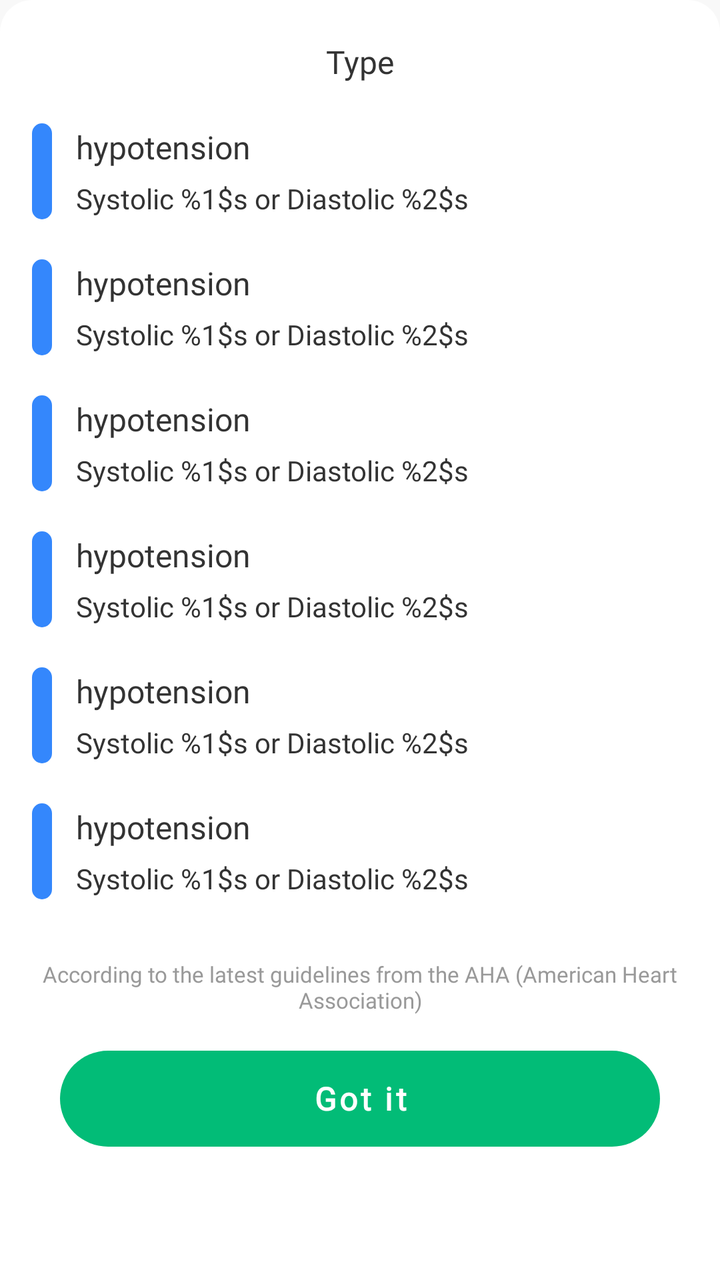
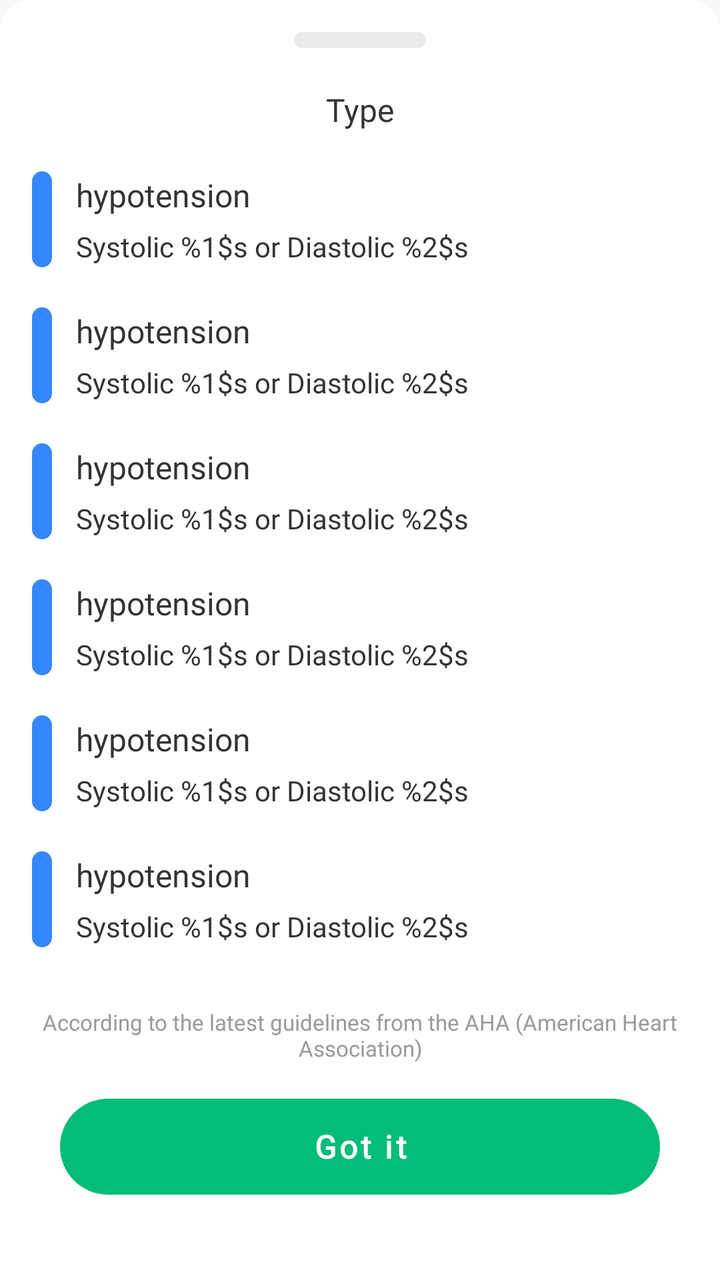

Compare the two renders of this Android layout. The source of the first and the diff that turns it into the second are given below.
<!-- AndroidManifest.xml: application theme AppTheme -->
<!-- res/layout/dialog_blood_pressure_leve.xml -->
<?xml version="1.0" encoding="utf-8"?>
<androidx.constraintlayout.widget.ConstraintLayout xmlns:android="http://schemas.android.com/apk/res/android"
    xmlns:app="http://schemas.android.com/apk/res-auto"
    android:layout_width="match_parent"
    android:layout_height="wrap_content"
    android:background="@drawable/bg_bottom_dialog"
    android:paddingBottom="@dimen/dp_16">

    <androidx.appcompat.widget.AppCompatTextView
        android:id="@+id/tv_title"
        style="@style/TextViewFont_RobotoBold"
        android:layout_width="wrap_content"
        android:layout_height="wrap_content"
        android:layout_marginTop="@dimen/dp_20"
        android:text="@string/type"
        android:textColor="@color/t1"
        android:textSize="@dimen/sp_16"
        app:layout_constraintEnd_toEndOf="parent"
        app:layout_constraintStart_toStartOf="parent"
        app:layout_constraintTop_toTopOf="parent" />

    <androidx.core.widget.NestedScrollView
        android:id="@+id/scrollView"
        android:layout_width="match_parent"
        android:layout_height="wrap_content"
        android:layout_marginTop="@dimen/dp_10"
        app:layout_constraintTop_toBottomOf="@id/tv_title">

        <androidx.appcompat.widget.LinearLayoutCompat
            android:layout_width="match_parent"
            android:layout_height="wrap_content"

            android:orientation="vertical"
            app:layout_constraintTop_toBottomOf="@id/tv_title">

            <include
                android:id="@+id/item_low"
                layout="@layout/item_blood_pressure_leve" />

            <include
                android:id="@+id/item_normal"
                layout="@layout/item_blood_pressure_leve" />

            <include
                android:id="@+id/item_elevated"
                layout="@layout/item_blood_pressure_leve" />

            <include
                android:id="@+id/item_stage_1"
                layout="@layout/item_blood_pressure_leve" />

            <include
                android:id="@+id/item_stage_2"
                layout="@layout/item_blood_pressure_leve" />

            <include
                android:id="@+id/item_stage_hypertensive_crisis"
                layout="@layout/item_blood_pressure_leve" />


            <androidx.appcompat.widget.AppCompatTextView
                android:id="@+id/tv_range_des"
                style="@style/TextViewFont_RobotoRegular"
                android:layout_width="wrap_content"
                android:layout_height="wrap_content"
                android:layout_marginTop="@dimen/dp_20"
                android:layout_marginBottom="@dimen/dp_18"
                android:layout_marginHorizontal="@dimen/dp_16"
                android:gravity="center"
                android:text="@string/bp_range_des"
                android:textColor="@color/color_999"
                android:textSize="@dimen/sp_11"
                app:layout_constraintBottom_toBottomOf="@id/v_flag"
                app:layout_constraintStart_toEndOf="@id/v_flag"
                app:layout_constraintTop_toBottomOf="@id/tv_leve" />

        </androidx.appcompat.widget.LinearLayoutCompat>

    </androidx.core.widget.NestedScrollView>

    <com.google.android.material.button.MaterialButton
        android:id="@+id/btn_save"
        style="@style/MaterialButton.b1"
        android:layout_width="0dp"
        android:layout_height="@dimen/dp_48"
        android:layout_marginHorizontal="@dimen/dp_30"
        android:text="@string/got_it"
        app:layout_constraintEnd_toEndOf="parent"
        app:layout_constraintStart_toStartOf="parent"
        app:layout_constraintTop_toBottomOf="@id/scrollView" />

</androidx.constraintlayout.widget.ConstraintLayout>
<!-- res/layout/item_blood_pressure_leve.xml (included above) -->
<?xml version="1.0" encoding="utf-8"?>
<androidx.constraintlayout.widget.ConstraintLayout xmlns:android="http://schemas.android.com/apk/res/android"
    xmlns:app="http://schemas.android.com/apk/res-auto"
    android:layout_width="match_parent"
    android:layout_height="wrap_content"
    android:paddingHorizontal="@dimen/dp_16"
    android:paddingVertical="@dimen/dp_10">

    <View
        android:id="@+id/v_flag"
        android:layout_width="@dimen/dp_10"
        android:layout_height="@dimen/dp_48"
        android:background="@drawable/bg_bp_hypotension"
        android:backgroundTint="@color/color_3487FC"
        app:layout_constraintStart_toStartOf="parent"
        app:layout_constraintTop_toTopOf="parent" />

    <androidx.appcompat.widget.AppCompatTextView
        android:id="@+id/tv_leve"
        style="@style/TextViewFont_RobotoRegular"
        android:layout_width="wrap_content"
        android:layout_height="wrap_content"
        android:layout_marginStart="@dimen/dp_12"
        android:text="@string/blood_pressure_level_low"
        android:textColor="@color/t1"
        android:textSize="@dimen/sp_16"
        app:layout_constraintBottom_toTopOf="@id/tv_value_range"
        app:layout_constraintStart_toEndOf="@id/v_flag"
        app:layout_constraintTop_toTopOf="@id/v_flag" />

    <androidx.appcompat.widget.AppCompatTextView
        android:id="@+id/tv_value_range"
        style="@style/TextViewFont_RobotoRegular"
        android:layout_width="wrap_content"
        android:layout_height="wrap_content"
        android:layout_marginStart="@dimen/dp_12"
        android:layout_marginTop="@dimen/dp_4"
        android:text="@string/blood_pressure_range_low_full"
        android:textColor="@color/t1"
        android:textSize="@dimen/sp_14"
        app:layout_constraintBottom_toBottomOf="@id/v_flag"
        app:layout_constraintStart_toEndOf="@id/v_flag"
        app:layout_constraintTop_toBottomOf="@id/tv_leve" />


</androidx.constraintlayout.widget.ConstraintLayout>
<!-- resources referenced by this layout -->
<resources>
  <color name="color_3487FC">#3487FC</color>
  <color name="color_999">#999999</color>
  <color name="t1">#333333</color>
  <dimen name="dp_10">10dp</dimen>
  <dimen name="dp_12">12dp</dimen>
  <dimen name="dp_16">16dp</dimen>
  <dimen name="dp_18">18dp</dimen>
  <dimen name="dp_20">20dp</dimen>
  <dimen name="dp_30">30dp</dimen>
  <dimen name="dp_4">4dp</dimen>
  <dimen name="dp_48">48dp</dimen>
  <dimen name="sp_11">11sp</dimen>
  <dimen name="sp_14">14sp</dimen>
  <dimen name="sp_16">16sp</dimen>
  <!-- drawable bg_bottom_dialog (drawable) -->
  <?xml version="1.0" encoding="utf-8"?>
  <shape xmlns:android="http://schemas.android.com/apk/res/android"
      android:shape="rectangle">
      <solid android:color="@color/white"/>
      <corners android:topLeftRadius="@dimen/dp_16" android:topRightRadius="@dimen/dp_16"/>
  
  </shape>
  <!-- drawable bg_bp_hypotension (drawable) -->
  <?xml version="1.0" encoding="utf-8"?>
  <shape xmlns:android="http://schemas.android.com/apk/res/android"
      android:shape="rectangle">
      <solid android:color="@color/color_3487FC"/>
      <corners android:radius="@dimen/dp_10"/>
  
  </shape>
  <string name="blood_pressure_level_low">hypotension</string>
  <string name="blood_pressure_range_low_full">Systolic %1$s or Diastolic %2$s</string>
  <string name="bp_range_des">According to the latest guidelines from the AHA (American Heart Association)</string>
  <string name="got_it">Got it</string>
  <string name="type">Type</string>
  <style name="MaterialButton.b1">
          <item name="android:fontFamily">@font/roboto_bold</item>
          <item name="fontFamily">@font/roboto_bold</item>
          <item name="android:textStyle">bold</item>
          <item name="android:textColor">@color/white</item>
          <item name="backgroundTint">@color/c5</item>
          <item name="rippleColor">@color/c5_8</item>
      </style>
  <style name="TextViewFont_RobotoBold">
          <item name="android:fontFamily">@font/roboto_bold</item>
          <item name="fontFamily">@font/roboto_bold</item>
      </style>
  <style name="TextViewFont_RobotoRegular">
          <item name="android:fontFamily">@font/roboto_regular</item>
          <item name="fontFamily">@font/roboto_regular</item>
      </style>
  <style name="AppTheme" parent="@style/Theme.MaterialComponents.Light.NoActionBar">
          <item name="colorAccent">@color/colorAccent</item>
          <item name="colorControlHighlight">@color/color_tap_ripple</item>
          <item name="colorPrimary">@color/colorPrimary</item>
          <item name="colorPrimaryDark">@color/colorPrimaryDark</item>
          <item name="toolbarNavigationButtonStyle">@style/toolbar_nav_button</item>
          <item name="windowActionBar">false</item>
          <item name="windowNoTitle">true</item>
          <item name="android:windowBackground">@color/bg_window</item>
  
      </style>
  <color name="white">#FFFFFF</color>
  <color name="c5">#02BC77</color>
  <color name="c5_8">#5DD4A8</color>
  <color name="colorAccent">@color/c5</color>
  <color name="color_tap_ripple">@color/transparent10</color>
  <color name="colorPrimary">@color/c1</color>
  <color name="colorPrimaryDark">@color/c1</color>
  <style name="toolbar_nav_button" parent="@style/Widget.AppCompat.Toolbar.Button.Navigation">
          <item name="android:paddingLeft">@dimen/nav_button_margin</item>
          <item name="android:paddingRight">@dimen/nav_button_margin</item>
          <item name="android:minWidth">56dp</item>
      </style>
  <color name="bg_window">#f8f8f8</color>
  <color name="transparent10">#1A000000</color>
  <color name="c1">@color/white</color>
  <dimen name="nav_button_margin">@dimen/dp_16</dimen>
</resources>

<!-- the commit's change to res/layout/dialog_blood_pressure_leve.xml (unified diff, before → after) -->
@@ -5,6 +5,16 @@
     android:layout_height="wrap_content"
     android:background="@drawable/bg_bottom_dialog"
     android:paddingBottom="@dimen/dp_16">
+
+    <View
+        android:id="@+id/v_bar"
+        android:layout_width="@dimen/dp_66"
+        android:layout_height="@dimen/dp_8"
+        android:layout_marginTop="@dimen/dp_16"
+        android:background="@drawable/bg_dialog_bar"
+        app:layout_constraintEnd_toEndOf="parent"
+        app:layout_constraintStart_toStartOf="parent"
+        app:layout_constraintTop_toTopOf="parent" />
 
     <androidx.appcompat.widget.AppCompatTextView
         android:id="@+id/tv_title"
@@ -17,7 +27,7 @@
         android:textSize="@dimen/sp_16"
         app:layout_constraintEnd_toEndOf="parent"
         app:layout_constraintStart_toStartOf="parent"
-        app:layout_constraintTop_toTopOf="parent" />
+        app:layout_constraintTop_toBottomOf="@id/v_bar" />
 
     <androidx.core.widget.NestedScrollView
         android:id="@+id/scrollView"
<!-- resource entries referenced after the edit -->
@@ -11,6 +11,8 @@
   <dimen name="dp_30">30dp</dimen>
   <dimen name="dp_4">4dp</dimen>
   <dimen name="dp_48">48dp</dimen>
+  <dimen name="dp_66">66dp</dimen>
+  <dimen name="dp_8">8dp</dimen>
   <dimen name="sp_11">11sp</dimen>
   <dimen name="sp_14">14sp</dimen>
   <dimen name="sp_16">16sp</dimen>
@@ -28,6 +30,14 @@
       android:shape="rectangle">
       <solid android:color="@color/color_3487FC"/>
       <corners android:radius="@dimen/dp_10"/>
+  
+  </shape>
+  <!-- drawable bg_dialog_bar (drawable) -->
+  <?xml version="1.0" encoding="utf-8"?>
+  <shape xmlns:android="http://schemas.android.com/apk/res/android"
+      android:shape="rectangle">
+      <solid android:color="#EAEAEA"/>
+      <corners android:radius="@dimen/dp_8"/>
   
   </shape>
   <string name="blood_pressure_level_low">hypotension</string>
